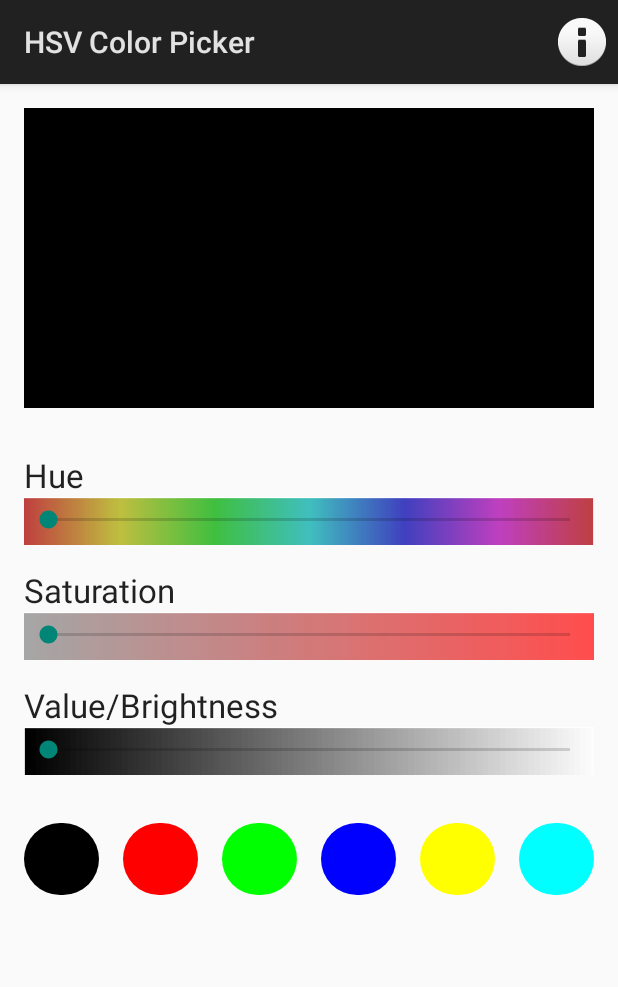
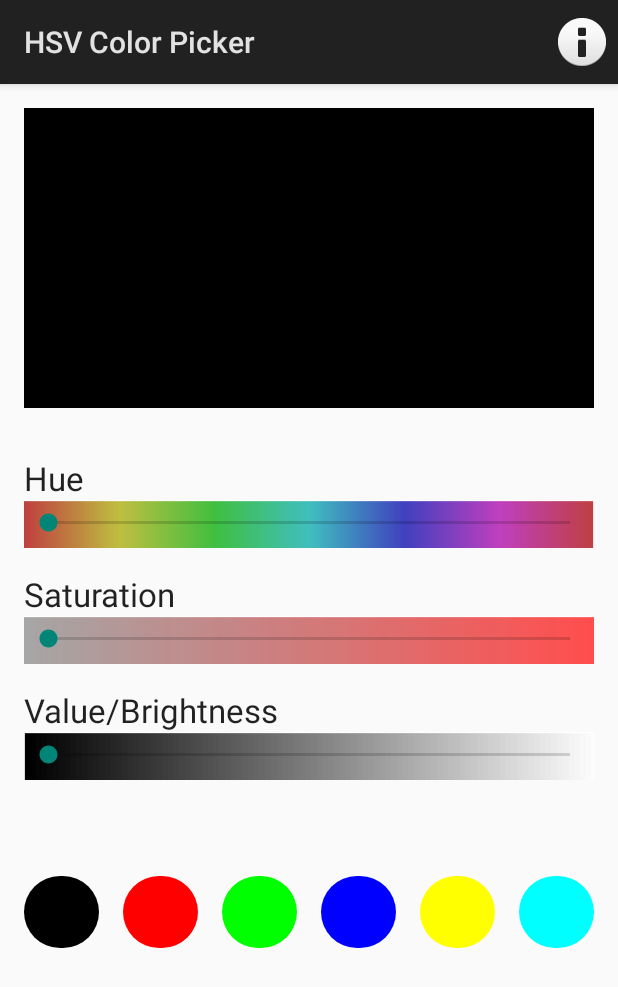
Before and after one commit to tamk0002/HSVColorPicker, an Android app: the screen it shows after launch (MainActivity), on a phone screen of 412 x 824 dp. Shown: the top 987 px of the screen. Run offline under Robolectric (Android 15) with nearby library versions, the light colour scheme and no system bars.

Commit message:
initial commit

```diff
--- a/app/src/main/res/layout/activity_main.xml
+++ b/app/src/main/res/layout/activity_main.xml
@@ -25,7 +25,7 @@
         android:id="@+id/hue"
         style="@style/sbLabels"
         android:layout_below="@+id/colorSwatch"
-        android:layout_marginTop="30dp"
+        android:layout_marginTop="32dp"
         android:labelFor="@+id/hueSB"
         android:text="@string/hue" />
 
@@ -98,11 +98,11 @@
         android:layout_width="match_parent"
         android:layout_height="wrap_content"
         android:layout_below="@id/valueLayout"
-        android:layout_marginTop="32dp">
+        android:layout_marginTop="64dp">
 
         <LinearLayout
             android:id="@+id/colorButtonGroup"
-            android:layout_width="fill_parent"
+            android:layout_width="wrap_content"
             android:layout_height="wrap_content"
             android:orientation="horizontal">
 
--- a/app/src/main/res/values/my_styles.xml
+++ b/app/src/main/res/values/my_styles.xml
@@ -14,7 +14,7 @@
         <item name="android:layout_width">wrap_content</item>
         <item name="android:layout_height">wrap_content</item>
         <item name="android:layout_alignParentStart">true</item>
-        <item name="android:layout_marginTop">15dp</item>
+        <item name="android:layout_marginTop">16dp</item>
     </style>
 
     <style name="frameLayouts">
```
